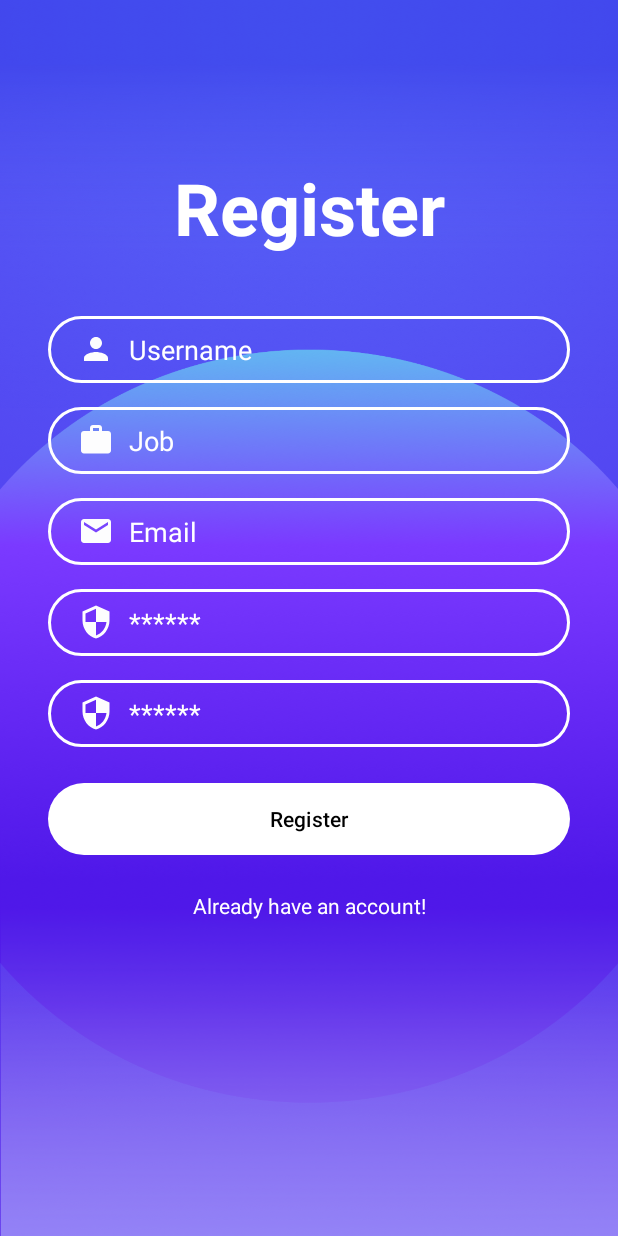
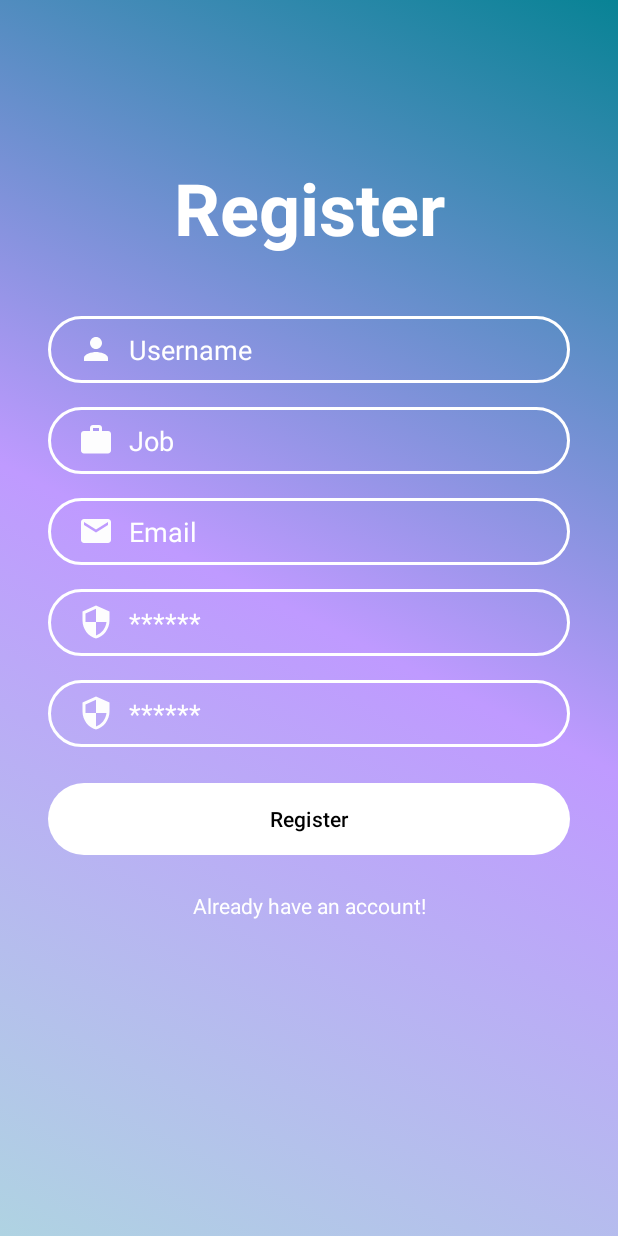
Before and after one commit to HumanClone/TimeWiseFrontEnd, an Android app: the screen it shows after launch (RegisterActivity), after a tap on "Register", on a phone screen of 412 x 824 dp. Run offline under Robolectric (Android 15) with nearby library versions, the phone set to English and light mode, and no system bars; our stand-ins replace Firebase (no records; nobody signed in at launch, a user with empty details on screens opened directly); 1 other tap on this screen came first.

Commit message:
Fixes 2: new coded background card view fix on bigger images hiding status bar

```diff
--- a/app/src/main/java/com/example/timewisefrontend/screens/LoginActivity.kt
+++ b/app/src/main/java/com/example/timewisefrontend/screens/LoginActivity.kt
@@ -31,6 +31,8 @@ class LoginActivity : AppCompatActivity() {
     override fun onCreate(savedInstanceState: Bundle?) {
         super.onCreate(savedInstanceState)
         setContentView(R.layout.activity_login)
+        window.decorView.systemUiVisibility = View.SYSTEM_UI_FLAG_FULLSCREEN
+        actionBar?.hide()
 
         inputLoginEmail = findViewById(R.id.inputLoginEmail)
         inputUserPassword = findViewById(R.id.inputUserPassword)
--- a/app/src/main/java/com/example/timewisefrontend/screens/RegisterActivity.kt
+++ b/app/src/main/java/com/example/timewisefrontend/screens/RegisterActivity.kt
@@ -5,6 +5,7 @@ import android.content.Intent
 import androidx.appcompat.app.AppCompatActivity
 import android.os.Bundle
 import android.util.Log
+import android.view.View
 import android.widget.Button
 import android.widget.EditText
 import android.widget.TextView
@@ -38,7 +39,8 @@ class RegisterActivity : AppCompatActivity() {
     override fun onCreate(savedInstanceState: Bundle?) {
         super.onCreate(savedInstanceState)
         setContentView(R.layout.activity_register)
-
+        window.decorView.systemUiVisibility = View.SYSTEM_UI_FLAG_FULLSCREEN
+        actionBar?.hide()
         inputUser = findViewById(R.id.inputUser)
         inputUserJob = findViewById(R.id.inputUserJob)
         inputLoginEmail = findViewById(R.id.inputLoginEmail)
--- a/app/src/main/java/com/example/timewisefrontend/screens/StartActivity.kt
+++ b/app/src/main/java/com/example/timewisefrontend/screens/StartActivity.kt
@@ -11,6 +11,8 @@ class    StartActivity : AppCompatActivity() {
     override fun onCreate(savedInstanceState: Bundle?) {
         super.onCreate(savedInstanceState)
         setContentView(R.layout.activity_start)
+        window.decorView.systemUiVisibility = View.SYSTEM_UI_FLAG_FULLSCREEN
+        actionBar?.hide()
 
         supportActionBar?.hide()
 
--- /dev/null
+++ b/app/src/main/res/drawable/background.xml
@@ -0,0 +1,30 @@
+<?xml version="1.0" encoding="utf-8"?>
+<selector xmlns:android="http://schemas.android.com/apk/res/android">
+    <item>
+        <shape>
+            <gradient
+            android:angle="45"
+                android:endColor="?attr/colorPrimary"
+                android:centerColor="?attr/colorPrimaryVariant"
+                android:startColor="?attr/colorOnPrimary"
+            android:type="linear" />
+        </shape>
+    </item>
+</selector>
+
+
+<!--    android:endColor="?attr/colorPrimary"-->
+<!--    android:centerColor="?attr/colorPrimaryVariant"-->
+<!--    android:startColor="?attr/colorOnPrimary"-->
+
+<!--    android:endColor="?attr/colorPrimary"-->
+<!--    android:centerColor="?attr/colorOnPrimary"-->
+<!--    android:startColor="?attr/colorPrimaryVariant"-->
+
+<!--    android:endColor="?attr/colorPrimary"-->
+<!--    android:centerColor="?attr/colorSecondary"-->
+<!--    android:startColor="?attr/colorSecondaryVariant"-->
+
+<!--    android:endColor="?attr/colorSecondaryVariant"-->
+<!--    android:centerColor="?attr/colorPrimaryVariant"-->
+<!--    android:startColor="?attr/colorPrimary"-->
--- a/app/src/main/res/layout/activity_login.xml
+++ b/app/src/main/res/layout/activity_login.xml
@@ -5,7 +5,7 @@
     android:layout_width="match_parent"
     android:layout_height="match_parent"
     tools:context=".screens.LoginActivity"
-    android:background="@drawable/bdimage">
+    android:background="@drawable/background">
 
     <TextView
         android:id="@+id/Logo"
--- a/app/src/main/res/layout/activity_register.xml
+++ b/app/src/main/res/layout/activity_register.xml
@@ -5,7 +5,7 @@
     android:layout_width="match_parent"
     android:layout_height="match_parent"
     android:autofillHints="Job"
-    android:background="@drawable/bdimage"
+    android:background="@drawable/background"
     tools:context=".screens.RegisterActivity">
 
 
--- a/app/src/main/res/layout/activity_start.xml
+++ b/app/src/main/res/layout/activity_start.xml
@@ -4,7 +4,7 @@
     xmlns:tools="http://schemas.android.com/tools"
     android:layout_width="match_parent"
     android:layout_height="match_parent"
-    android:background="@drawable/bdimage"
+    android:background="@drawable/background"
     tools:context=".screens.StartActivity">
 
 
--- a/app/src/main/res/layout/timesheet_card_item.xml
+++ b/app/src/main/res/layout/timesheet_card_item.xml
@@ -27,8 +27,8 @@
                 android:minHeight="30dp"
                 android:layout_marginTop="10dp"
                 android:layout_marginBottom="10dp"
-                android:layout_height="wrap_content"
-                android:maxHeight="140dp"
+                android:layout_height="match_parent"
+                android:maxHeight="100dp"
                 android:layout_marginStart="5dp"
                 android:layout_marginEnd="5dp"
                 android:textAlignment="center"
```
Also changed, not shown: app/src/main/res/drawable/bdimage.png (deleted).
